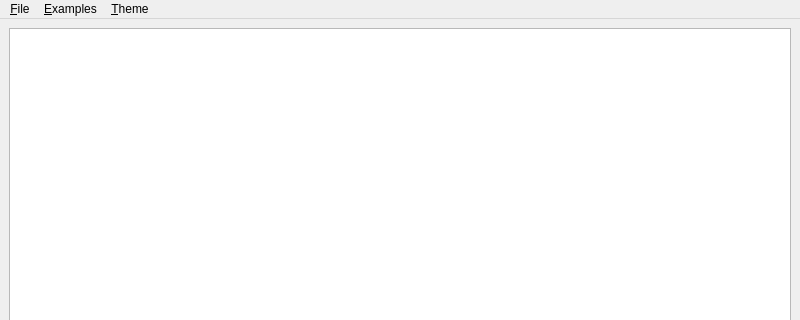
Before: the Qt Designer form REVIDE/MainWindow.ui in LLVMParty/REVIDE, drawn with Qt 5; both pictures show x 0 to 800 and y 0 to 320 of the 800 by 600 pixel window.
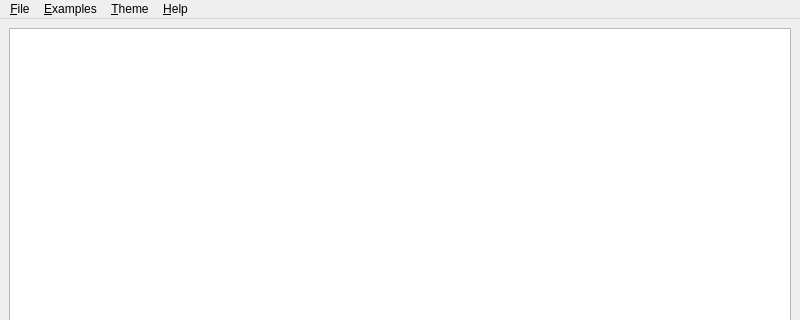
After: the same form once the commit is applied. Icons and pictures are not drawn.

Commit message: Add about menu

```diff
--- a/REVIDE/MainWindow.ui
+++ b/REVIDE/MainWindow.ui
@@ -55,9 +55,16 @@
     </property>
     <addaction name="action_Open"/>
    </widget>
+   <widget class="QMenu" name="menu_Help">
+    <property name="title">
+     <string>&amp;Help</string>
+    </property>
+    <addaction name="action_About"/>
+   </widget>
    <addaction name="menu_File"/>
    <addaction name="menu_Examples"/>
    <addaction name="menu_Theme"/>
+   <addaction name="menu_Help"/>
   </widget>
   <action name="action_MinimalExample">
    <property name="text">
```
Left out of the diff: 5 changed lines with no effect on the pictures. The commit also changes 1 other file.
